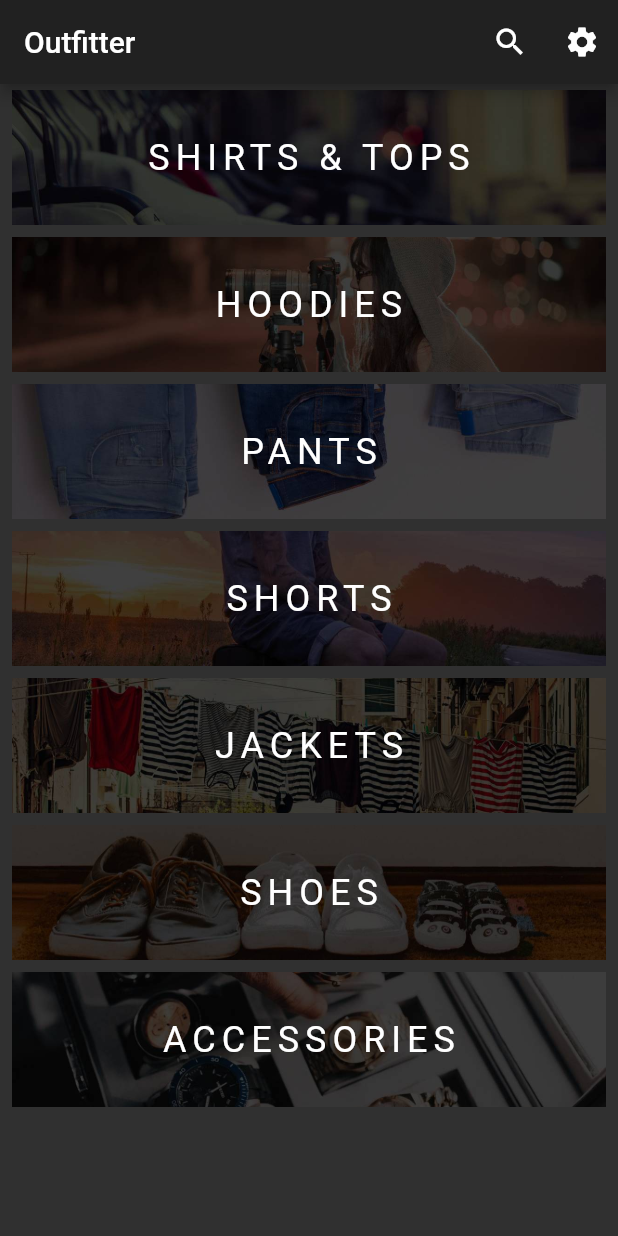
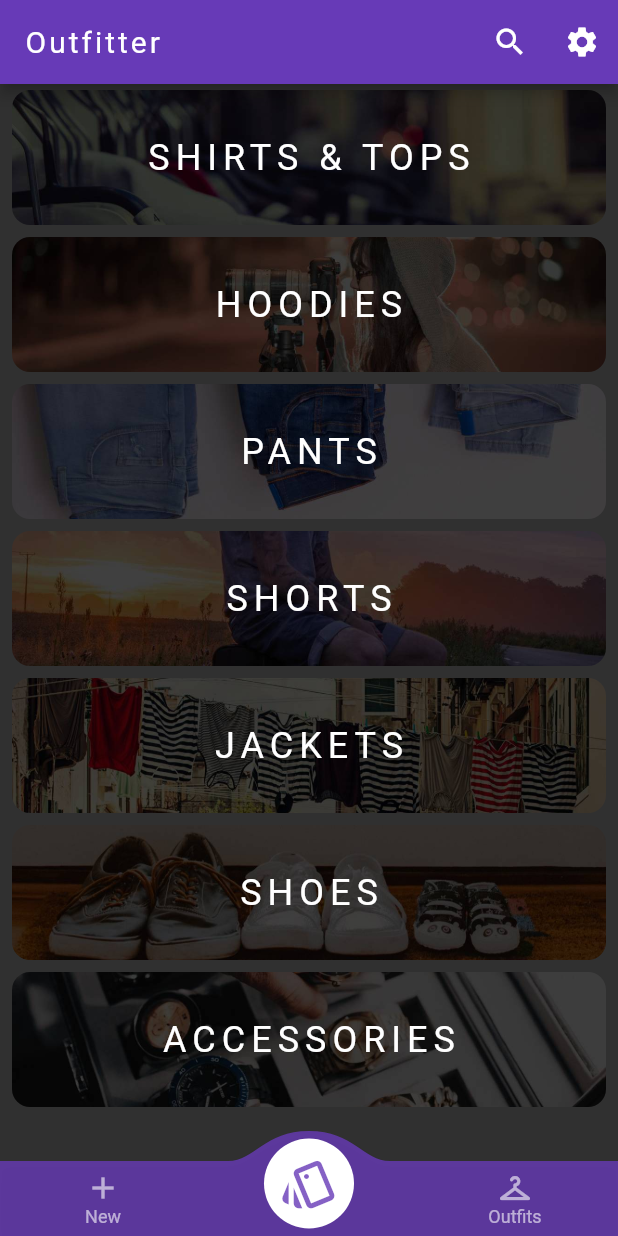
Before and after one commit to TariqSaiyad/outfitter-flutter, a Flutter app: the screen it shows after launch, on a phone screen of 412 x 824 dp. Run offline on Flutter 3.47's test engine with Material 2 defaults, Android fonts, the phone set to English and light mode, and no system bars; drawn by our look-alikes of convex_bottom_bar; our stand-ins replace camera, firebase_core, localstorage; accounts and stored records are empty; generated files the repository leaves out were written again.

```diff
--- a/lib/main.dart
+++ b/lib/main.dart
@@ -1,3 +1,5 @@
+import 'package:Outfitter/pages/outfits_screen.dart';
+import 'package:camera/camera.dart';
 import 'package:flutter/material.dart';
 
 // Import the firebase_core plugin
@@ -7,8 +9,12 @@ import 'package:flutter/services.dart';
 import 'pages/home_screen.dart';
 import 'pages/loading_screen.dart';
 
-void main() {
+List<CameraDescription> cameras;
+
+Future<void> main() async {
   WidgetsFlutterBinding.ensureInitialized();
+  cameras = await availableCameras();
+
   runApp(App());
 }
 
@@ -33,9 +39,14 @@ class App extends StatelessWidget {
             ),
             darkTheme: ThemeData(
               brightness: Brightness.dark,
+              primaryColor: Colors.deepPurple,
+              accentColor: Colors.pinkAccent,
             ),
             themeMode: ThemeMode.dark,
-              home: HomeScreen());
+            home: HomeScreen(
+              cameras: cameras,
+            ),
+          );
         }
         return LoadingScreen();
       },
--- a/lib/models/outfit.dart
+++ b/lib/models/outfit.dart
@@ -1,5 +1,10 @@
+import 'package:json_annotation/json_annotation.dart';
+
 import 'item.dart';
 
+part 'outfit.g.dart';
+
+@JsonSerializable(nullable: false)
 class Outfit {
   String name;
   List<Item> accessories = new List();
@@ -9,20 +14,32 @@ class Outfit {
 
   Outfit(this.name, this.accessories, this.layers, this.pants, this.shoes);
 
-  Map<String, dynamic> toJSON() {
-    Map<String, dynamic> m = new Map();
-    m['name'] = name;
+  factory Outfit.fromJson(Map<String, dynamic> json) => _$OutfitFromJson(json);
 
-    m['layers'] = layers.map((item) {
-      return item.toJSON();
-    }).toList();
+  Map<String, dynamic> toJson() => _$OutfitToJson(this);
 
-    m['accessories'] = accessories.map((item) {
-      return item.toJSON();
-    }).toList();
+  @override
+  bool operator ==(Object other) =>
+      identical(this, other) ||
+      other is Outfit && runtimeType == other.runtimeType && name == other.name;
 
-    m['pants'] = pants.toJSON();
-    m['shoes'] = shoes.toJSON();
-    return m;
-  }
+  @override
+  int get hashCode => name.hashCode;
+
+//  Map<String, dynamic> toJSON() {
+//    Map<String, dynamic> m = new Map();
+//    m['name'] = name;
+//
+//    m['layers'] = layers.map((item) {
+//      return item.toJSON();
+//    }).toList();
+//
+//    m['accessories'] = accessories.map((item) {
+//      return item.toJSON();
+//    }).toList();
+//
+//    m['pants'] = pants.toJSON();
+//    m['shoes'] = shoes.toJSON();
+//    return m;
+//  }
 }
--- /dev/null
+++ b/lib/models/person.dart
@@ -0,0 +1,68 @@
+import 'package:localstorage/localstorage.dart';
+
+import 'item.dart';
+import 'outfit.dart';
+import 'package:json_annotation/json_annotation.dart';
+
+part 'person.g.dart';
+
+@JsonSerializable(nullable: false)
+class Person {
+  static final LocalStorage storage = new LocalStorage('person');
+
+  final List<Item> items;
+  final List<Outfit> outfits;
+
+  Person({this.items, this.outfits});
+
+  factory Person.fromJson(Map<String, dynamic> json) => _$PersonFromJson(json);
+
+  /// Creates the person object from local storage.
+  factory Person.fromStorage() => storage.getItem('person') == null
+      ? Person(items: new List(), outfits: new List())
+      : Person.fromJson(storage.getItem('person'));
+
+  Map<String, dynamic> toJson() => _$PersonToJson(this);
+
+  // Add item to the Person object and re-serialize and update storage.
+  void addItem(
+    String image,
+    String name,
+    String type,
+    String dressCode,
+    String color,
+    String category,
+  ) {
+    items.add(new Item(image, name, type, dressCode, color, category));
+    storage.setItem('person', this.toJson());
+  }
+
+  /// Remove an item from Person object, re-serialise.
+  /// Returns true if the item is removed successfully.
+  bool removeItem(Item i) {
+    if (!items.contains(i)) return false;
+    items.remove(i);
+    storage.setItem('person', this.toJson());
+    return true;
+  }
+
+  /// Add a new outfit to the Person object, re-serialise.
+  void addOutfit(String name, List<Item> accessories, List<Item> layers,
+      Item pants, Item shoes) {
+    outfits.add(new Outfit(name, accessories, layers, pants, shoes));
+    storage.setItem('person', this.toJson());
+  }
+
+  /// Remove outfit from Person object, re-serialise.
+  /// Returns true if the outfit is removed successfully.
+  bool removeOutfit(Outfit o) {
+    if (!outfits.contains(o)) return false;
+    outfits.remove(o);
+    storage.setItem('person', this.toJson());
+    return true;
+  }
+
+  String toString() {
+    return this.toJson().toString();
+  }
+}
--- a/lib/pages/home_screen.dart
+++ b/lib/pages/home_screen.dart
@@ -1,7 +1,12 @@
+import 'package:Outfitter/models/person.dart';
+import 'package:Outfitter/pages/outfits_screen.dart';
 import 'package:Outfitter/widgets/item_tile.dart';
+import 'package:camera/camera.dart';
+import 'package:convex_bottom_bar/convex_bottom_bar.dart';
 import 'package:flutter/material.dart';
 import 'package:flutter/services.dart';
 
+import 'add_item_screen.dart';
 
 const List types = [
   {"name": "shirts & tops", "image": "shirts.jpg"},
@@ -14,30 +19,98 @@ const List types = [
 ];
 
 class HomeScreen extends StatefulWidget {
+  final List<CameraDescription> cameras;
+
+  const HomeScreen({Key key, this.cameras}) : super(key: key);
+
   @override
   _HomeScreenState createState() => _HomeScreenState();
 }
 
-class _HomeScreenState extends State<HomeScreen> {
+class _HomeScreenState extends State<HomeScreen> with TickerProviderStateMixin {
+  Person person;
+  int currentPage = 1;
+  PageController controller;
+
+  @override
+  void initState() {
+    // TODO: implement initState
+    super.initState();
+    controller = PageController(initialPage: currentPage);
+    controller.addListener(() {
+      setState(() {
+        currentPage = controller.page.floor();
+      });
+    });
+    person = Person.fromStorage();
+    print(person.toString());
+  }
+
   @override
   Widget build(BuildContext context) {
     SystemChrome.setEnabledSystemUIOverlays([]);
     return Scaffold(
 //      resizeToAvoidBottomInset: false,
+        extendBodyBehindAppBar: true,
         appBar: AppBar(
-          title: Text("Outfitter"),
+          toolbarHeight: currentPage == 0 ? 0 : null,
+          title: Text(
+            "Outfitter",
+            style: TextStyle(letterSpacing: 2, fontWeight: FontWeight.w400),
+          ),
           actions: [
             IconButton(icon: Icon(Icons.search), onPressed: () {}),
             IconButton(icon: Icon(Icons.settings), onPressed: () {})
           ],
         ),
-        body: ListView.builder(
-          itemCount: types.length,
-          itemBuilder: (BuildContext context, int index) {
-            return ItemTile(
-              index: index,
-            );
-          },
+        bottomNavigationBar: ConvexAppBar(
+            backgroundColor: Theme.of(context).primaryColor.withOpacity(0.8),
+            activeColor: Colors.white,
+            style: TabStyle.reactCircle,
+            elevation: 3,
+            top: currentPage == 0 ? 0 : -20,
+            initialActiveIndex: 1,
+            items: [
+              TabItem(title: "New", icon: Icons.add),
+              TabItem(title: "Items", icon: Icons.style_outlined),
+//              TabItem(title: "Add", icon: Icons.add),
+              TabItem(title: "Outfits", icon: Icons.checkroom_rounded),
+            ],
+            onTap: (int i) {
+              controller.animateToPage(i,
+                  duration: const Duration(milliseconds: 400),
+                  curve: Curves.easeInOut);
+            }),
+        body: PageView(
+          physics: NeverScrollableScrollPhysics(),
+          controller: controller,
+          children: <Widget>[
+            AddItemScreen(
+              cameras: widget.cameras,
+            ),
+            ItemsScreen(),
+            OutfitScreen(),
+          ],
         ));
   }
 }
+
+class ItemsScreen extends StatelessWidget {
+  const ItemsScreen({
+    Key key,
+  }) : super(key: key);
+
+  @override
+  Widget build(BuildContext context) {
+    return SafeArea(
+      child: ListView.builder(
+        itemCount: types.length,
+        itemBuilder: (BuildContext context, int index) {
+          return ItemTile(
+            type: types[index],
+          );
+        },
+      ),
+    );
+  }
+}
--- a/lib/widgets/item_tile.dart
+++ b/lib/widgets/item_tile.dart
@@ -1,45 +1,55 @@
-import '../pages/items_screen.dart';
+import '../pages/category_screen.dart';
 import 'package:flutter/material.dart';
 import '../pages/home_screen.dart';
 
 class ItemTile extends StatelessWidget {
-  final int index;
+  final dynamic type;
+  final bool isDisplay;
 
-  const ItemTile({
-    Key key,
-    this.index,
-  }) : super(key: key);
+  const ItemTile({Key key, this.type, this.isDisplay = false})
+      : super(key: key);
+
+  const ItemTile.display({Key key, this.type, this.isDisplay = true})
+      : super(key: key);
 
   @override
   Widget build(BuildContext context) {
-    return Container(
+    return Hero(
+      tag: type['name'],
+      child: Container(
           margin: const EdgeInsets.symmetric(vertical: 4, horizontal: 8),
-        height: 90,
+          height: isDisplay ? 60 : 90,
+//          duration: const Duration(seconds: 1),
           child: ClipRRect(
             borderRadius: BorderRadius.circular(12),
+            child: Material(
               child: Ink.image(
-            image: AssetImage('assets/${types[index]['image']}'),
+                image: AssetImage('assets/${type['image']}'),
                 fit: BoxFit.cover,
                 child: InkWell(
                   splashColor: Theme.of(context).accentColor.withOpacity(0.3),
                   onTap: () {
+                    if (!isDisplay) {
                       Navigator.push(
                         context,
                         MaterialPageRoute(
-                      builder: (context) => ItemsScreen(type: types[index])),
+                            builder: (context) => CategoryScreen(type: type)),
                       );
+                    }
                   },
                   child: Center(
                       child: Text(
-                types[index]['name'].toString().toUpperCase(),
-                style: const TextStyle(
+                    type['name'].toString().toUpperCase(),
+                    style: TextStyle(
                         color: Colors.white,
                         letterSpacing: 4,
                         fontWeight: FontWeight.w400,
-                    fontSize: 24),
+                        fontSize: isDisplay ? 20 : 24),
                   )),
                 ),
               ),
-        ));
+            ),
+          )),
+    );
   }
 }
```
Also changed, not shown: lib/helpers/helper_methods.dart (added, +23 -0 lines), lib/models/item.dart (+7 -10 lines), lib/pages/add_item_screen.dart (added, +217 -0 lines), lib/pages/category_screen.dart (added, +30 -0 lines), lib/pages/items_screen.dart (deleted, +0 -25 lines), lib/pages/loading_screen.dart (+7 -5 lines), lib/pages/outfits_screen.dart (added, +26 -0 lines), pubspec.yaml (+7 -0 lines), lib/models/item.g.dart (added), lib/models/outfit.g.dart (added), lib/models/person.g.dart (added), 1 other file. Lines whose indentation alone changed are shown as unchanged.
